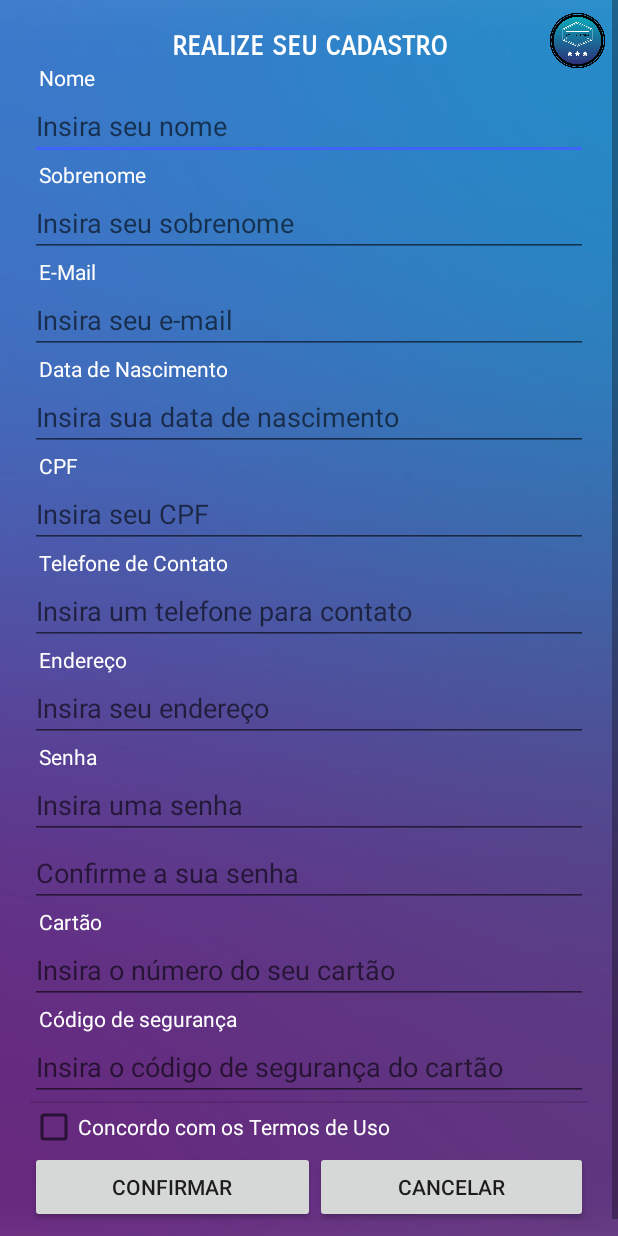
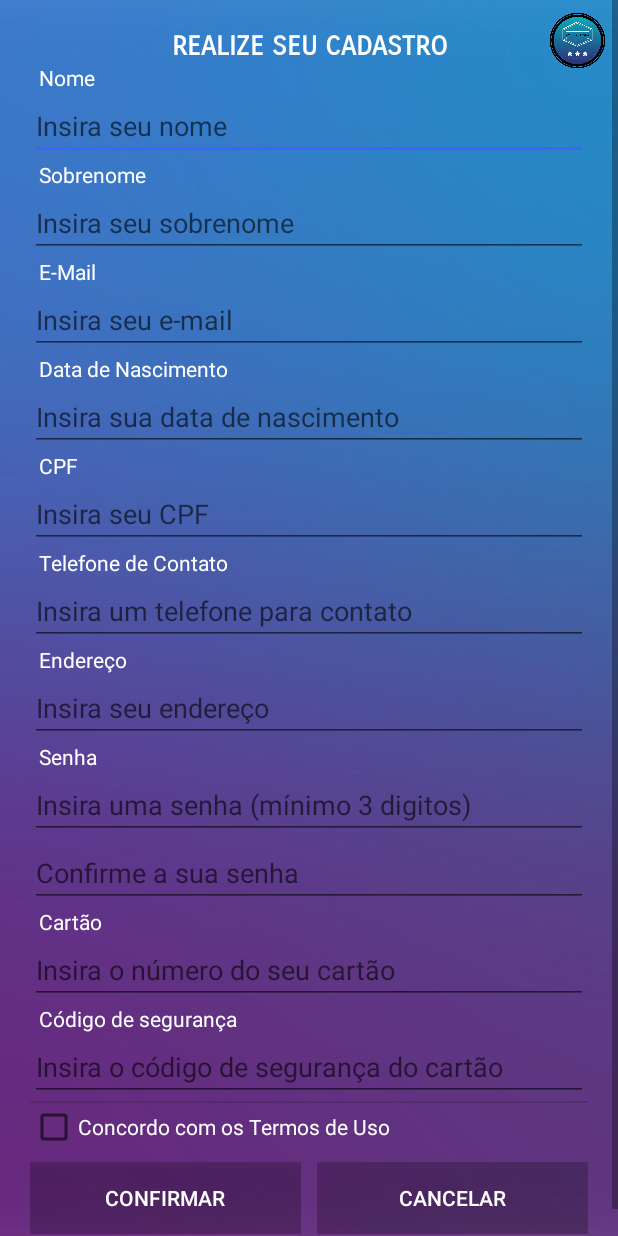
Before and after one commit to oliveira33/EmpireTitansSocioTorcedor, an Android app: the Cadastro screen opened directly, with no data from a screen before it, on a phone screen of 412 x 824 dp. Run offline under Robolectric (Android 15) with nearby library versions, the phone set to English and light mode, and no system bars; libraries missing offline, so code that uses them is left out: com.github.rtoshiro.util; network calls fail; 15 statements that could not run were skipped.

Commit message:
Validação de cadastro melhorada

```diff
--- a/app/src/main/res/layout/activity_cadastro.xml
+++ b/app/src/main/res/layout/activity_cadastro.xml
@@ -54,7 +54,7 @@
                     android:textStyle="bold" />
 
                 <TextView
-                    android:id="@+id/textView13"
+                    android:id="@+id/viewNome"
                     android:layout_width="match_parent"
                     android:layout_height="wrap_content"
                     android:fontFamily="sans-serif"
@@ -73,7 +73,7 @@
                     android:textColor="@android:color/background_light" />
 
                 <TextView
-                    android:id="@+id/textView12"
+                    android:id="@+id/viewSobrenome"
                     android:layout_width="match_parent"
                     android:layout_height="wrap_content"
                     android:fontFamily="sans-serif"
@@ -92,7 +92,7 @@
                     android:textColor="@android:color/background_light" />
 
                 <TextView
-                    android:id="@+id/textView11"
+                    android:id="@+id/viewEmail"
                     android:layout_width="match_parent"
                     android:layout_height="wrap_content"
                     android:fontFamily="sans-serif"
@@ -168,7 +168,7 @@
                     android:textColor="@android:color/background_light" />
 
                 <TextView
-                    android:id="@+id/textView14"
+                    android:id="@+id/viewEndereco"
                     android:layout_width="match_parent"
                     android:layout_height="wrap_content"
                     android:fontFamily="sans-serif"
@@ -201,7 +201,7 @@
                     android:layout_width="match_parent"
                     android:layout_height="wrap_content"
                     android:ems="10"
-                    android:hint="Insira uma senha"
+                    android:hint="Insira uma senha (mínimo 3 digitos)"
                     android:inputType="textPassword"
                     android:textColor="@android:color/background_light" />
 
@@ -248,7 +248,8 @@
                     android:layout_height="wrap_content"
                     android:ems="10"
                     android:hint="Insira o código de segurança do cartão"
-                    android:inputType="number" />
+                    android:inputType="number"
+                    android:textColor="@android:color/background_light" />
 
                 <View
                     android:id="@+id/divider"
@@ -266,22 +267,29 @@
                 <LinearLayout
                     android:layout_width="match_parent"
                     android:layout_height="match_parent"
+                    android:layout_marginTop="7dp"
                     android:orientation="horizontal">
 
                     <Button
                         android:id="@+id/btConfirma"
                         android:layout_width="wrap_content"
                         android:layout_height="wrap_content"
+                        android:layout_marginRight="5dp"
                         android:layout_weight="1"
+                        android:background="@color/cardview_shadow_start_color"
                         android:text="Confirmar"
-                        android:textAlignment="center" />
+                        android:textAlignment="center"
+                        android:textColor="@color/cardview_light_background" />
 
                     <Button
                         android:id="@+id/btCancelar"
                         android:layout_width="wrap_content"
                         android:layout_height="wrap_content"
+                        android:layout_marginLeft="5dp"
                         android:layout_weight="1"
-                        android:text="Cancelar" />
+                        android:background="@color/cardview_shadow_start_color"
+                        android:text="Cancelar"
+                        android:textColor="@color/cardview_light_background" />
                 </LinearLayout>
 
             </LinearLayout>
```
Also changed, not shown: app/src/main/java/com/example/gustavooliveira/empiretitanssociotorcedor/Layouts/Cadastro.java (+71 -0 lines).
